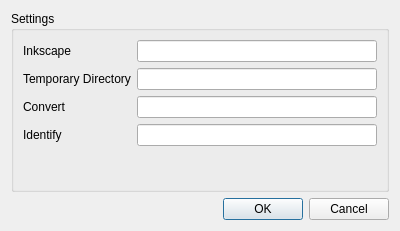
Qt form ui/SettingsDialog.ui (fpermana/svgbuild-gui) before a commit.
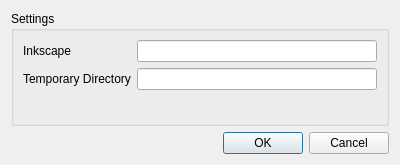
The same form after that commit.

```diff
--- a/ui/SettingsDialog.ui
+++ b/ui/SettingsDialog.ui
@@ -7,7 +7,7 @@
     <x>0</x>
     <y>0</y>
     <width>400</width>
-    <height>231</height>
+    <height>165</height>
    </rect>
   </property>
   <property name="windowTitle">
@@ -20,6 +20,16 @@
       <string>Settings</string>
      </property>
      <layout class="QFormLayout" name="formLayout">
+      <property name="fieldGrowthPolicy">
+       <enum>QFormLayout::AllNonFixedFieldsGrow</enum>
+      </property>
+      <item row="1" column="0">
+       <widget class="QLabel" name="inkscapeLabel">
+        <property name="text">
+         <string>Inkscape</string>
+        </property>
+       </widget>
+      </item>
       <item row="1" column="1">
        <widget class="QLineEdit" name="inkscapeLineEdit"/>
       </item>
@@ -33,33 +43,6 @@
       <item row="2" column="1">
        <widget class="QLineEdit" name="temporaryDirectoryLineEdit"/>
       </item>
-      <item row="4" column="1">
-       <widget class="QLineEdit" name="convertLineEdit"/>
-      </item>
-      <item row="6" column="1">
-       <widget class="QLineEdit" name="identifyLineEdit"/>
-      </item>
-      <item row="1" column="0">
-       <widget class="QLabel" name="inkscapeLabel">
-        <property name="text">
-         <string>Inkscape</string>
-        </property>
-       </widget>
-      </item>
-      <item row="4" column="0">
-       <widget class="QLabel" name="convertLabel">
-        <property name="text">
-         <string>Convert</string>
-        </property>
-       </widget>
-      </item>
-      <item row="6" column="0">
-       <widget class="QLabel" name="identifyLabel">
-        <property name="text">
-         <string>Identify</string>
-        </property>
-       </widget>
-      </item>
      </layout>
     </widget>
    </item>
```
